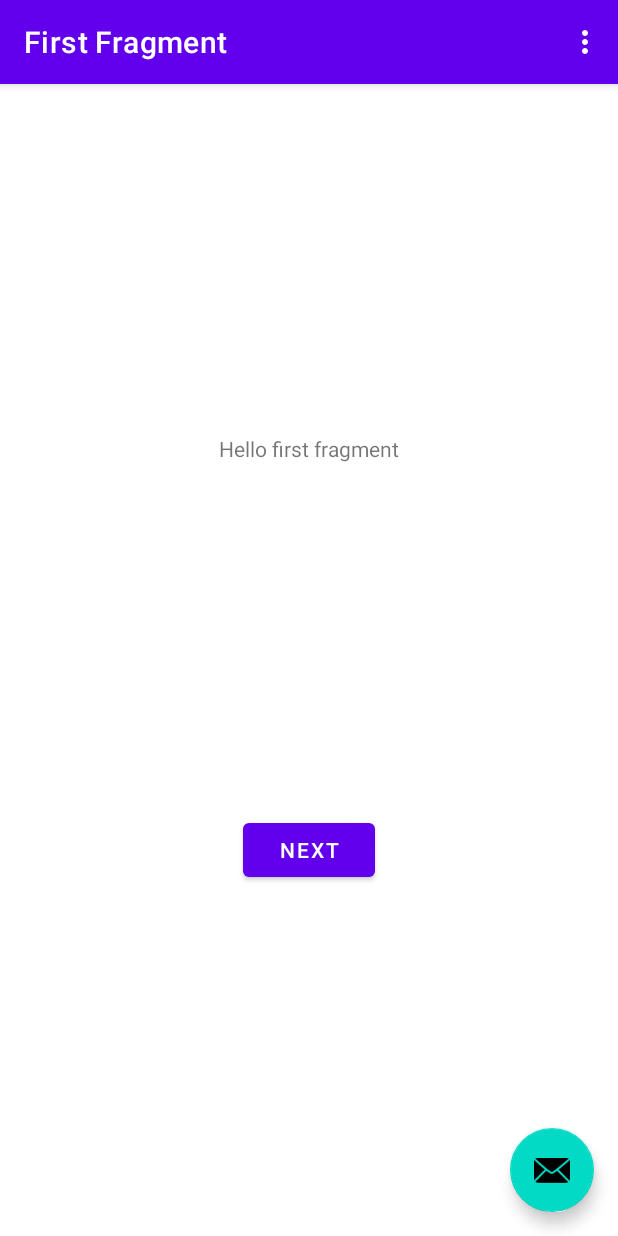
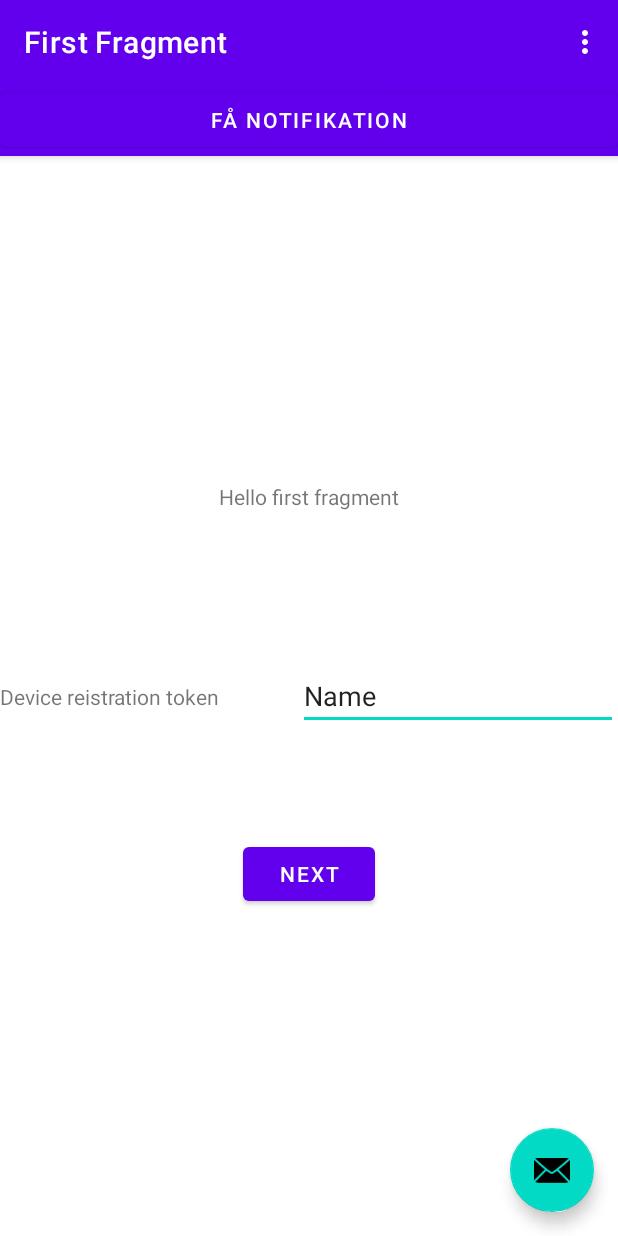
Before and after one commit to Keveren1/Notification_Example, an Android app: the screen it shows after launch (MainActivity), on a phone screen of 412 x 824 dp. Run offline under Robolectric (Android 15) with nearby library versions, the phone set to English and light mode, and no system bars; our stand-ins replace navigation-ui.

```diff
--- a/app/src/main/java/com/example/notificationexample/MainActivity.kt
+++ b/app/src/main/java/com/example/notificationexample/MainActivity.kt
@@ -37,7 +37,9 @@ class MainActivity : AppCompatActivity() {
         }
 
         val service = CounterNotificationService(applicationContext)
-        View.OnClickListener()
+        binding.buttonNotification.setOnClickListener{
+            service.showNotification(Counter.value)
+        }
     }
 
 
--- a/app/src/main/res/layout/activity_main.xml
+++ b/app/src/main/res/layout/activity_main.xml
@@ -18,9 +18,17 @@
             android:background="?attr/colorPrimary"
             app:popupTheme="@style/Theme.NotificationExample.PopupOverlay" />
 
+        <Button
+            android:id="@+id/buttonNotification"
+            android:layout_width="match_parent"
+            android:layout_height="wrap_content"
+            android:text="Få notifikation"/>
+
     </com.google.android.material.appbar.AppBarLayout>
 
-    <include layout="@layout/content_main" />
+    <include
+        android:id="@+id/include"
+        layout="@layout/content_main" />
 
     <com.google.android.material.floatingactionbutton.FloatingActionButton
         android:id="@+id/fab"
@@ -31,4 +39,23 @@
         android:layout_marginBottom="16dp"
         app:srcCompat="@android:drawable/ic_dialog_email" />
 
+    <TextView
+        android:id="@+id/textView"
+        android:layout_width="wrap_content"
+        android:layout_height="wrap_content"
+        android:text="Device reistration token"
+        app:layout_anchor="@+id/include"
+        app:layout_anchorGravity="start|center" />
+
+    <EditText
+        android:id="@+id/etToken"
+        android:layout_width="wrap_content"
+        android:layout_height="wrap_content"
+        android:ems="10"
+        android:inputType="textPersonName"
+        android:singleLine="false"
+        android:text="Name"
+        app:layout_anchor="@+id/include"
+        app:layout_anchorGravity="end|center" />
+
 </androidx.coordinatorlayout.widget.CoordinatorLayout>
--- a/build.gradle
+++ b/build.gradle
@@ -1,4 +1,8 @@
-// Top-level build file where you can add configuration options common to all sub-projects/modules.
+buildscript {
+    dependencies {
+        classpath 'com.google.gms:google-services:4.3.14'
+    }
+}// Top-level build file where you can add configuration options common to all sub-projects/modules.
 plugins {
     id 'com.android.application' version '7.2.2' apply false
     id 'com.android.library' version '7.2.2' apply false
```
Also changed, not shown: app/build.gradle (+8 -0 lines), app/src/main/AndroidManifest.xml (+8 -0 lines), app/src/main/java/com/example/notificationexample/MyFirebaseMessagingService.kt (added, +64 -0 lines), app/src/main/res/layout/notification.xml (added, +37 -0 lines), 1 other file.
